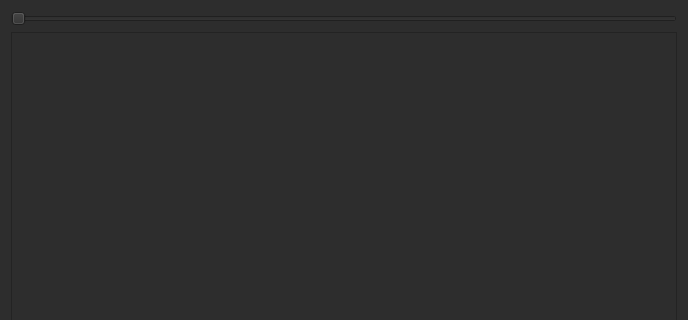
Above: forms/desu_readerUI.ui from brandonzorn/Nlight before the change; both pictures show x 0 to 688 and y 0 to 320 of the 688 by 647 pixel window. Below: the same form after it.
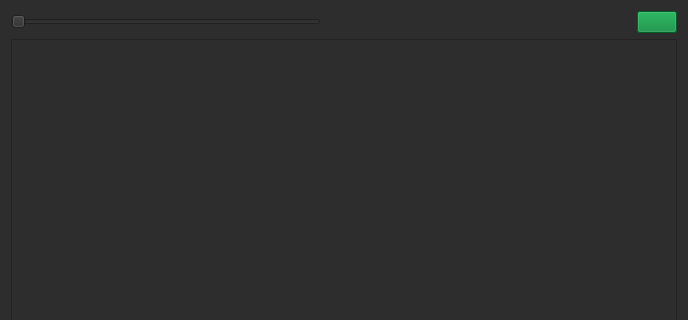
That is the form after the change. Icons and pictures are not drawn.

Commit message: added toggle fullscreen mode for reader

```diff
--- a/forms/desu_readerUI.ui
+++ b/forms/desu_readerUI.ui
@@ -12,201 +12,9 @@
   </property>
   <property name="palette">
    <palette>
-    <active>
-     <colorrole role="WindowText">
-      <brush brushstyle="SolidPattern">
-       <color alpha="255">
-        <red>255</red>
-        <green>255</green>
-        <blue>255</blue>
-       </color>
-      </brush>
-     </colorrole>
-     <colorrole role="Button">
-      <brush brushstyle="SolidPattern">
-       <color alpha="255">
-        <red>45</red>
-        <green>45</green>
-        <blue>45</blue>
-       </color>
-      </brush>
-     </colorrole>
-     <colorrole role="Text">
-      <brush brushstyle="SolidPattern">
-       <color alpha="255">
-        <red>255</red>
-        <green>255</green>
-        <blue>255</blue>
-       </color>
-      </brush>
-     </colorrole>
-     <colorrole role="ButtonText">
-      <brush brushstyle="SolidPattern">
-       <color alpha="255">
-        <red>255</red>
-        <green>255</green>
-        <blue>255</blue>
-       </color>
-      </brush>
-     </colorrole>
-     <colorrole role="Base">
-      <brush brushstyle="SolidPattern">
-       <color alpha="255">
-        <red>45</red>
-        <green>45</green>
-        <blue>45</blue>
-       </color>
-      </brush>
-     </colorrole>
-     <colorrole role="Window">
-      <brush brushstyle="SolidPattern">
-       <color alpha="255">
-        <red>45</red>
-        <green>45</green>
-        <blue>45</blue>
-       </color>
-      </brush>
-     </colorrole>
-     <colorrole role="PlaceholderText">
-      <brush brushstyle="SolidPattern">
-       <color alpha="255">
-        <red>255</red>
-        <green>255</green>
-        <blue>255</blue>
-       </color>
-      </brush>
-     </colorrole>
-    </active>
-    <inactive>
-     <colorrole role="WindowText">
-      <brush brushstyle="SolidPattern">
-       <color alpha="255">
-        <red>255</red>
-        <green>255</green>
-        <blue>255</blue>
-       </color>
-      </brush>
-     </colorrole>
-     <colorrole role="Button">
-      <brush brushstyle="SolidPattern">
-       <color alpha="255">
-        <red>45</red>
-        <green>45</green>
-        <blue>45</blue>
-       </color>
-      </brush>
-     </colorrole>
-     <colorrole role="Text">
-      <brush brushstyle="SolidPattern">
-       <color alpha="255">
-        <red>255</red>
-        <green>255</green>
-        <blue>255</blue>
-       </color>
-      </brush>
-     </colorrole>
-     <colorrole role="ButtonText">
-      <brush brushstyle="SolidPattern">
-       <color alpha="255">
-        <red>255</red>
-        <green>255</green>
-        <blue>255</blue>
-       </color>
-      </brush>
-     </colorrole>
-     <colorrole role="Base">
-      <brush brushstyle="SolidPattern">
-       <color alpha="255">
-        <red>45</red>
-        <green>45</green>
-        <blue>45</blue>
-       </color>
-      </brush>
-     </colorrole>
-     <colorrole role="Window">
-      <brush brushstyle="SolidPattern">
-       <color alpha="255">
-        <red>45</red>
-        <green>45</green>
-        <blue>45</blue>
-       </color>
-      </brush>
-     </colorrole>
-     <colorrole role="PlaceholderText">
-      <brush brushstyle="SolidPattern">
-       <color alpha="255">
-        <red>255</red>
-        <green>255</green>
-        <blue>255</blue>
-       </color>
-      </brush>
-     </colorrole>
-    </inactive>
-    <disabled>
-     <colorrole role="WindowText">
-      <brush brushstyle="SolidPattern">
-       <color alpha="255">
-        <red>255</red>
-        <green>255</green>
-        <blue>255</blue>
-       </color>
-      </brush>
-     </colorrole>
-     <colorrole role="Button">
-      <brush brushstyle="SolidPattern">
-       <color alpha="255">
-        <red>45</red>
-        <green>45</green>
-        <blue>45</blue>
-       </color>
-      </brush>
-     </colorrole>
-     <colorrole role="Text">
-      <brush brushstyle="SolidPattern">
-       <color alpha="255">
-        <red>255</red>
-        <green>255</green>
-        <blue>255</blue>
-       </color>
-      </brush>
-     </colorrole>
-     <colorrole role="ButtonText">
-      <brush brushstyle="SolidPattern">
-       <color alpha="255">
-        <red>255</red>
-        <green>255</green>
-        <blue>255</blue>
-       </color>
-      </brush>
-     </colorrole>
-     <colorrole role="Base">
-      <brush brushstyle="SolidPattern">
-       <color alpha="255">
-        <red>45</red>
-        <green>45</green>
-        <blue>45</blue>
-       </color>
-      </brush>
-     </colorrole>
-     <colorrole role="Window">
-      <brush brushstyle="SolidPattern">
-       <color alpha="255">
-        <red>45</red>
-        <green>45</green>
-        <blue>45</blue>
-       </color>
-      </brush>
-     </colorrole>
-     <colorrole role="PlaceholderText">
-      <brush brushstyle="SolidPattern">
-       <color alpha="255">
-        <red>255</red>
-        <green>255</green>
-        <blue>255</blue>
-       </color>
-      </brush>
-     </colorrole>
-    </disabled>
+    <active/>
+    <inactive/>
+    <disabled/>
    </palette>
   </property>
   <property name="windowTitle">
@@ -218,23 +26,67 @@
   </property>
   <layout class="QVBoxLayout" name="verticalLayout_4">
    <item>
-    <widget class="QSlider" name="text_size_slider">
-     <property name="enabled">
-      <bool>true</bool>
-     </property>
-     <property name="focusPolicy">
-      <enum>Qt::NoFocus</enum>
-     </property>
-     <property name="minimum">
-      <number>9</number>
-     </property>
-     <property name="maximum">
-      <number>25</number>
-     </property>
-     <property name="orientation">
-      <enum>Qt::Horizontal</enum>
-     </property>
-    </widget>
+    <layout class="QHBoxLayout" name="horizontalLayout_4">
+     <item>
+      <widget class="QSlider" name="text_size_slider">
+       <property name="enabled">
+        <bool>true</bool>
+       </property>
+       <property name="focusPolicy">
+        <enum>Qt::NoFocus</enum>
+       </property>
+       <property name="minimum">
+        <number>9</number>
+       </property>
+       <property name="maximum">
+        <number>25</number>
+       </property>
+       <property name="orientation">
+        <enum>Qt::Horizontal</enum>
+       </property>
+      </widget>
+     </item>
+     <item>
+      <spacer name="horizontalSpacer">
+       <property name="orientation">
+        <enum>Qt::Horizontal</enum>
+       </property>
+       <property name="sizeType">
+        <enum>QSizePolicy::Expanding</enum>
+       </property>
+       <property name="sizeHint" stdset="0">
+        <size>
+         <width>40</width>
+         <height>20</height>
+        </size>
+       </property>
+      </spacer>
+     </item>
+     <item>
+      <widget class="QPushButton" name="btn_fullscreen">
+       <property name="sizePolicy">
+        <sizepolicy hsizetype="Preferred" vsizetype="Fixed">
+         <horstretch>0</horstretch>
+         <verstretch>0</verstretch>
+        </sizepolicy>
+       </property>
+       <property name="focusPolicy">
+        <enum>Qt::NoFocus</enum>
+       </property>
+       <property name="styleSheet">
+        <string notr="true">background-color: rgb(0, 133, 52);</string>
+       </property>
+       <property name="text">
+        <string/>
+       </property>
+       <property name="icon">
+        <iconset>
+         <normalon>../images/fullscreen.png</normalon>
+        </iconset>
+       </property>
+      </widget>
+     </item>
+    </layout>
    </item>
    <item>
     <widget class="QScrollArea" name="scrollArea">
@@ -253,7 +105,7 @@
         <x>0</x>
         <y>0</y>
         <width>668</width>
-        <height>537</height>
+        <height>529</height>
        </rect>
       </property>
       <layout class="QVBoxLayout" name="verticalLayout_5">
```
Left out of the diff: 2 changed lines with no effect on the pictures. The commit also changes 3 other files.
